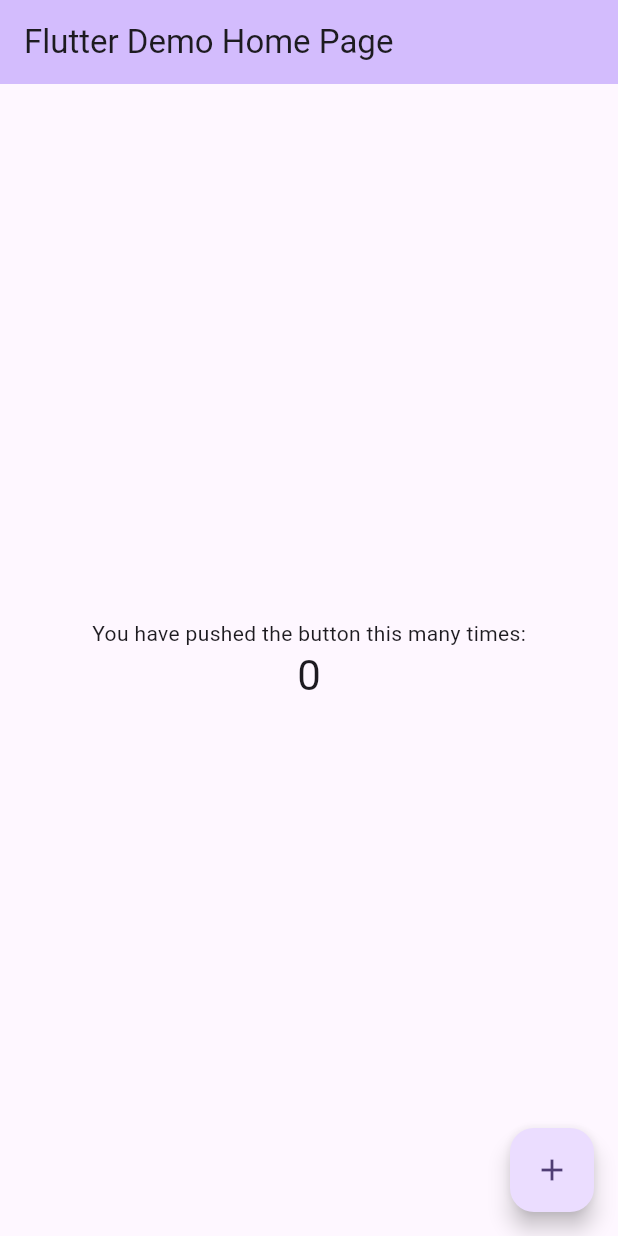
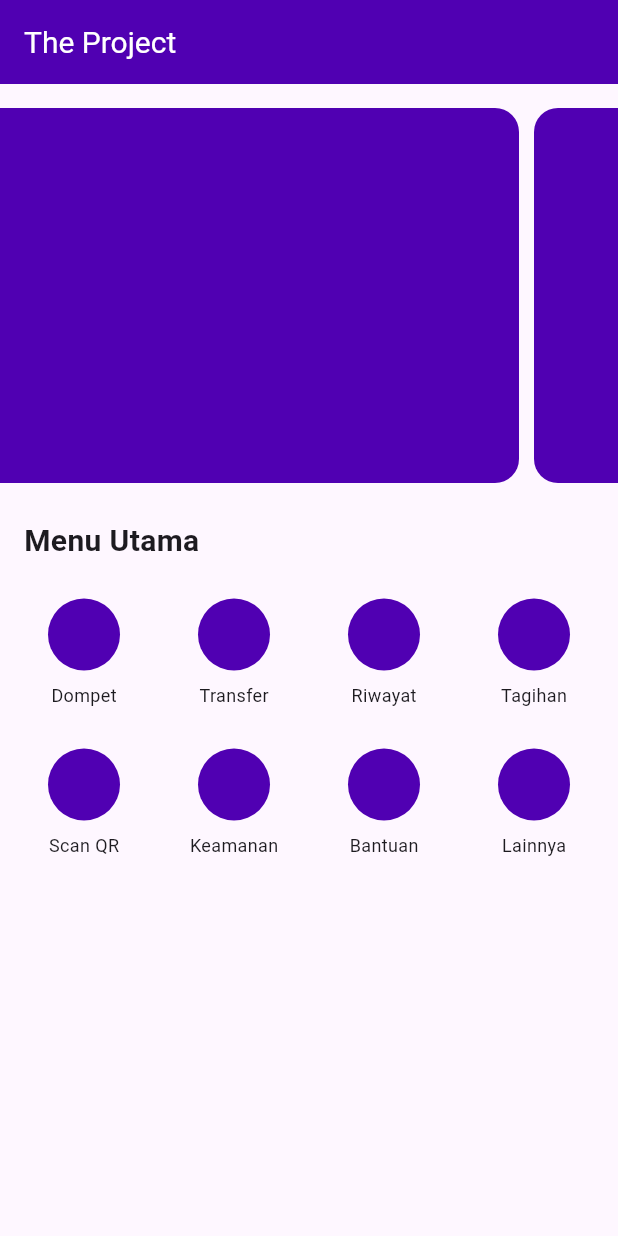
Before and after one commit to HanifMuzafarGunawan/kardig-101, a Flutter app: the screen it shows after launch, on a phone screen of 412 x 824 dp. Run offline on Flutter 3.47's test engine with Material 3 defaults, Android fonts, the phone set to English and light mode, and no system bars.

Commit message:
main.dart => homepage e-wallet harus diganti ke desain google wallet

```diff
--- a/lib/main.dart
+++ b/lib/main.dart
@@ -1,122 +1,136 @@
 import 'package:flutter/material.dart';
 
-void main() {
-  runApp(const MyApp());
+void main() => runApp(const TheProject());
+
+class TheProject extends StatelessWidget {
+  const TheProject({super.key});
+  @override
+  Widget build(BuildContext context) {
+    return MaterialApp(debugShowCheckedModeBanner: false, home: Dashboard());
+  }
 }
 
-class MyApp extends StatelessWidget {
-  const MyApp({super.key});
+class Dashboard extends StatefulWidget {
+  const Dashboard({super.key});
+  @override
+  State<Dashboard> createState() => _DashboardState();
+}
 
-  // This widget is the root of your application.
+class _DashboardState extends State<Dashboard> {
+  final ScrollController _scrollController = ScrollController();
+
+  @override
+  void initState() {
+    super.initState();
+    WidgetsBinding.instance.addPostFrameCallback((_) {
+      _scrollToCenter();
+    });
+  }
+
+  void _scrollToCenter() {
+    // Hitung posisi: (Lebar Card1) + (SizedBox width)
+    // Dalam kasusmu: 800 + 10 = 810
+    _scrollController.jumpTo(470);
+  }
+
   @override
   Widget build(BuildContext context) {
-    return MaterialApp(
-      title: 'Flutter Demo',
-      theme: ThemeData(
-        // This is the theme of your application.
-        //
-        // TRY THIS: Try running your application with "flutter run". You'll see
-        // the application has a purple toolbar. Then, without quitting the app,
-        // try changing the seedColor in the colorScheme below to Colors.green
-        // and then invoke "hot reload" (save your changes or press the "hot
-        // reload" button in a Flutter-supported IDE, or press "r" if you used
-        // the command line to start the app).
-        //
-        // Notice that the counter didn't reset back to zero; the application
-        // state is not lost during the reload. To reset the state, use hot
-        // restart instead.
-        //
-        // This works for code too, not just values: Most code changes can be
-        // tested with just a hot reload.
-        colorScheme: .fromSeed(seedColor: Colors.deepPurple),
+    return Scaffold(
+      appBar: AppBar(
+        title: Text("The Project"),
+        backgroundColor: Color.fromARGB(255, 80, 0, 178),
+        titleTextStyle: TextStyle(color: Colors.white, fontSize: 20),
       ),
-      home: const MyHomePage(title: 'Flutter Demo Home Page'),
+      body: SingleChildScrollView(
+        scrollDirection: Axis.vertical,
+        child: Column(
+          crossAxisAlignment: CrossAxisAlignment.start,
+          children: [
+            SingleChildScrollView(
+              controller: _scrollController,
+              scrollDirection: Axis.horizontal,
+              padding: EdgeInsets.all(16),
+              child: Row(
+                children: [
+                  _buildCard('Card1', Color.fromARGB(255, 80, 0, 178)),
+                  SizedBox(width: 10),
+                  _buildCard('Card2', Color.fromARGB(255, 80, 0, 178)),
+                  SizedBox(width: 10),
+                  _buildCard('Card3', Color.fromARGB(255, 80, 0, 178)),
+                ],
+              ),
+            ),
+            const Padding(
+              padding: EdgeInsets.symmetric(horizontal: 16, vertical: 8),
+              child: Text(
+                "Menu Utama",
+                style: TextStyle(fontSize: 20, fontWeight: FontWeight.bold),
+              ),
+            ),
+            Padding(
+              padding: const EdgeInsets.all(16),
+              child: GridView.count(
+                shrinkWrap:
+                    true, // PENTING: Agar GridView tidak mengambil semua space
+                physics:
+                    const NeverScrollableScrollPhysics(), // Biarkan SingleChildScrollView yang handle scroll-nya
+                crossAxisCount: 4, // Jumlah kolom icon
+                mainAxisSpacing: 20,
+                crossAxisSpacing: 20,
+                children: [
+                  _buildMenuIcon(Icons.account_balance_wallet, "Dompet"),
+                  _buildMenuIcon(Icons.send, "Transfer"),
+                  _buildMenuIcon(Icons.history, "Riwayat"),
+                  _buildMenuIcon(Icons.payment, "Tagihan"),
+                  _buildMenuIcon(Icons.qr_code, "Scan QR"),
+                  _buildMenuIcon(Icons.security, "Keamanan"),
+                  _buildMenuIcon(Icons.help, "Bantuan"),
+                  _buildMenuIcon(Icons.settings, "Lainnya"),
+                ],
+              ),
+            ),
+          ],
+        ),
+      ),
     );
   }
 }
 
-class MyHomePage extends StatefulWidget {
-  const MyHomePage({super.key, required this.title});
-
-  // This widget is the home page of your application. It is stateful, meaning
-  // that it has a State object (defined below) that contains fields that affect
-  // how it looks.
-
-  // This class is the configuration for the state. It holds the values (in this
-  // case the title) provided by the parent (in this case the App widget) and
-  // used by the build method of the State. Fields in a Widget subclass are
-  // always marked "final".
-
-  final String title;
-
-  @override
-  State<MyHomePage> createState() => _MyHomePageState();
+// Widget Card Design
+Widget _buildCard(String title, Color color) {
+  return Container(
+    width: 800,
+    height: 250,
+    decoration: BoxDecoration(
+      color: color,
+      borderRadius: BorderRadius.circular(16),
+    ),
+    child: Center(
+      child: Text(
+        title,
+        style: TextStyle(
+          color: Colors.white,
+          fontSize: 20,
+          fontWeight: FontWeight.bold,
+        ),
+      ),
+    ),
+  );
 }
 
-class _MyHomePageState extends State<MyHomePage> {
-  int _counter = 0;
-
-  void _incrementCounter() {
-    setState(() {
-      // This call to setState tells the Flutter framework that something has
-      // changed in this State, which causes it to rerun the build method below
-      // so that the display can reflect the updated values. If we changed
-      // _counter without calling setState(), then the build method would not be
-      // called again, and so nothing would appear to happen.
-      _counter++;
-    });
-  }
-
-  @override
-  Widget build(BuildContext context) {
-    // This method is rerun every time setState is called, for instance as done
-    // by the _incrementCounter method above.
-    //
-    // The Flutter framework has been optimized to make rerunning build methods
-    // fast, so that you can just rebuild anything that needs updating rather
-    // than having to individually change instances of widgets.
-    return Scaffold(
-      appBar: AppBar(
-        // TRY THIS: Try changing the color here to a specific color (to
-        // Colors.amber, perhaps?) and trigger a hot reload to see the AppBar
-        // change color while the other colors stay the same.
-        backgroundColor: Theme.of(context).colorScheme.inversePrimary,
-        // Here we take the value from the MyHomePage object that was created by
-        // the App.build method, and use it to set our appbar title.
-        title: Text(widget.title),
+Widget _buildMenuIcon(IconData icon, String label) {
+  return Column(
+    children: [
+      Container(
+        padding: const EdgeInsets.all(12),
+        decoration: BoxDecoration(
+          color: const Color.fromARGB(255, 80, 0, 178),
+          shape: BoxShape.circle,
+        ),
+        child: Icon(icon, color: const Color.fromARGB(255, 80, 0, 178)),
       ),
-      body: Center(
-        // Center is a layout widget. It takes a single child and positions it
-        // in the middle of the parent.
-        child: Column(
-          // Column is also a layout widget. It takes a list of children and
-          // arranges them vertically. By default, it sizes itself to fit its
-          // children horizontally, and tries to be as tall as its parent.
-          //
-          // Column has various properties to control how it sizes itself and
-          // how it positions its children. Here we use mainAxisAlignment to
-          // center the children vertically; the main axis here is the vertical
-          // axis because Columns are vertical (the cross axis would be
-          // horizontal).
-          //
-          // TRY THIS: Invoke "debug painting" (choose the "Toggle Debug Paint"
-          // action in the IDE, or press "p" in the console), to see the
-          // wireframe for each widget.
-          mainAxisAlignment: .center,
-          children: [
-            const Text('You have pushed the button this many times:'),
-            Text(
-              '$_counter',
-              style: Theme.of(context).textTheme.headlineMedium,
-            ),
-          ],
-        ),
-      ),
-      floatingActionButton: FloatingActionButton(
-        onPressed: _incrementCounter,
-        tooltip: 'Increment',
-        child: const Icon(Icons.add),
-      ),
-    );
-  }
+      const SizedBox(height: 8),
+      Text(label, style: const TextStyle(fontSize: 12)),
+    ],
+  );
 }
```
